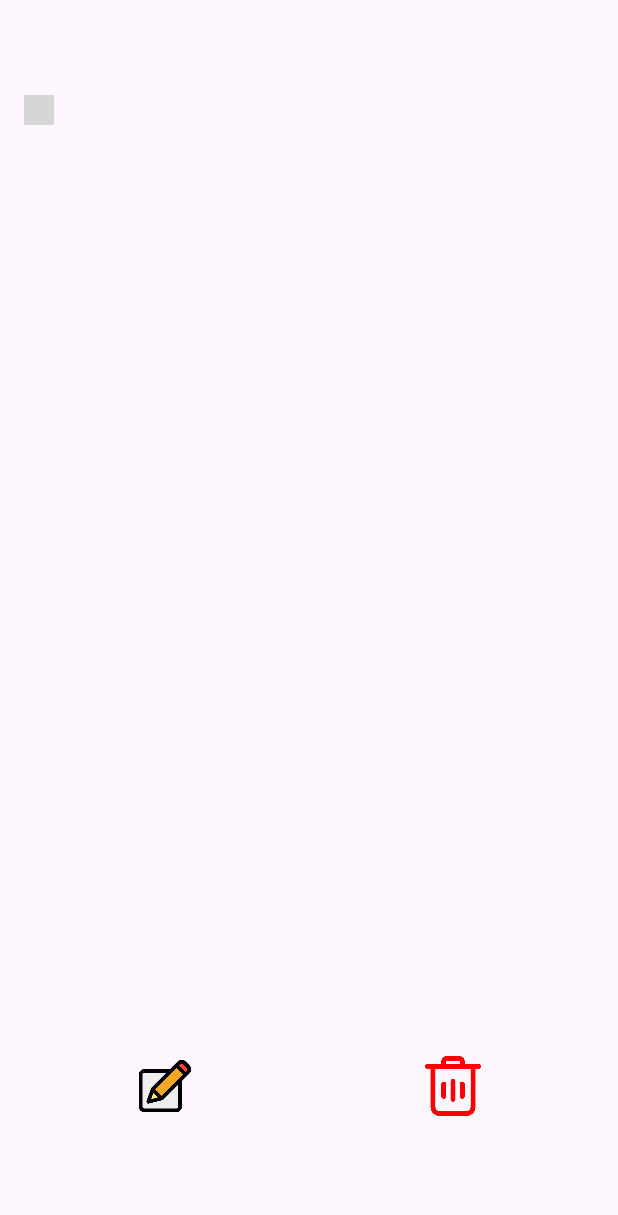
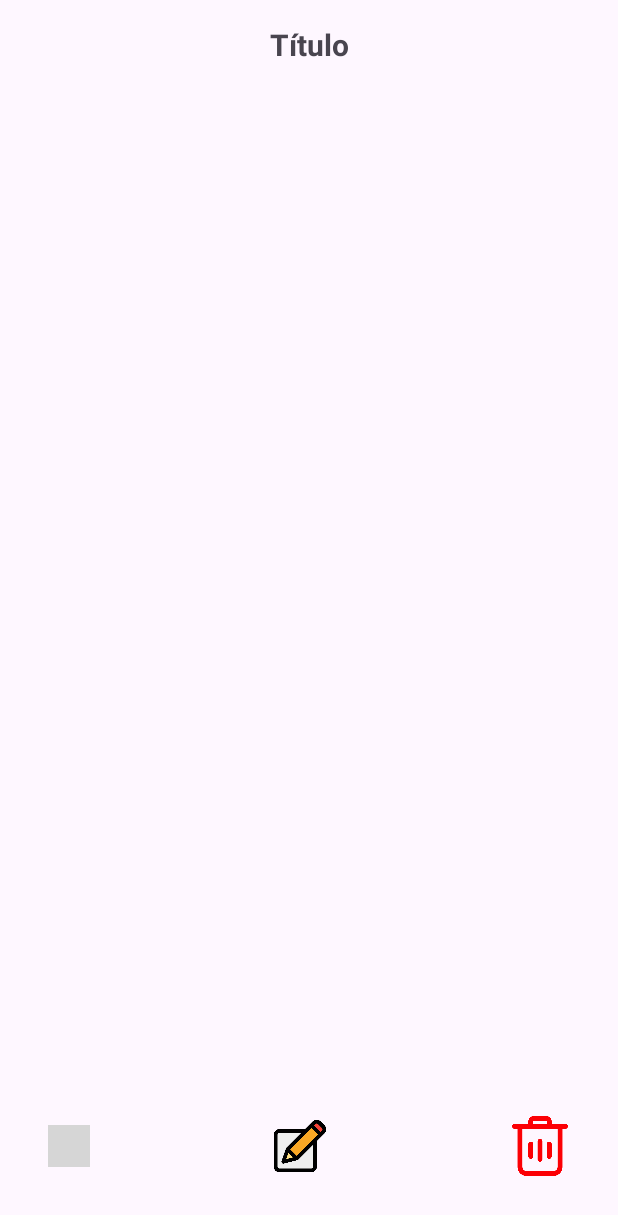
Before and after one commit to cleiton200/trabalho_faculdade, an Android app: the ItensDaListaActivity screen opened directly, with no data from a screen before it, on a phone screen of 412 x 824 dp. Shown: the top 1215 px of the screen. Run offline under Robolectric (Android 15) with nearby library versions, the phone set to English and light mode, and no system bars; our stand-ins replace Firebase (no records; nobody signed in at launch, a user with empty details on screens opened directly); grey boxes are pictures that could not be loaded.

Commit message:
Resolvido problema da sobreposição

```diff
--- a/app/src/main/java/ui/ItensDaListaActivity.kt
+++ b/app/src/main/java/ui/ItensDaListaActivity.kt
@@ -58,7 +58,7 @@ class ItensDaListaActivity : AppCompatActivity() {
             editarItemSelecionado()
         }
 
-        findViewById<ImageView>(R.id.iv_icone_exluir).setOnClickListener {
+        findViewById<ImageView>(R.id.iv_icone_excluir).setOnClickListener {
             excluirItensSelecionados()
         }
     }
--- a/app/src/main/res/layout/activity_itens_da_lista.xml
+++ b/app/src/main/res/layout/activity_itens_da_lista.xml
@@ -1,66 +1,82 @@
-<androidx.constraintlayout.widget.ConstraintLayout xmlns:android="http://schemas.android.com/apk/res/android"
+<androidx.constraintlayout.widget.ConstraintLayout
+    xmlns:android="http://schemas.android.com/apk/res/android"
     xmlns:app="http://schemas.android.com/apk/res-auto"
     android:layout_width="match_parent"
     android:layout_height="match_parent"
     android:padding="16dp">
 
-    <!-- Título da lista -->
+    <!-- Título -->
     <TextView
         android:id="@+id/tv_nome_da_lista"
         android:layout_width="0dp"
         android:layout_height="wrap_content"
-        android:textAlignment="center"
+        android:text="Título"
         android:textSize="20sp"
         android:textStyle="bold"
+        android:textAlignment="center"
         app:layout_constraintTop_toTopOf="parent"
         app:layout_constraintStart_toStartOf="parent"
         app:layout_constraintEnd_toEndOf="parent"
-        android:layout_marginBottom="16dp" />
+        android:layout_marginBottom="12dp"/>
 
-    <!-- RecyclerView com os itens -->
-    <androidx.recyclerview.widget.RecyclerView
-        android:id="@+id/recyclerViewItens"
-        android:layout_width="match_parent"
+    <!-- Footer com os dois ícones -->
+    <LinearLayout
+        android:id="@+id/footer_actions"
+        android:layout_width="0dp"
         android:layout_height="wrap_content"
-        app:layout_constraintTop_toBottomOf="@+id/tv_nome_da_lista"
+        android:orientation="horizontal"
+        android:gravity="center"
+        android:layout_marginBottom="24dp"
         app:layout_constraintStart_toStartOf="parent"
-        android:layout_marginTop="8dp"
-        android:layout_marginBottom="16dp" />
+        app:layout_constraintEnd_toEndOf="parent"
+        app:layout_constraintBottom_toBottomOf="parent">
 
-    <!-- Botão "+" centralizado no rodapé -->
+        <!-- Botão + flutuante (ancorado acima do footer) -->
         <ImageView
             android:id="@+id/ic_mais"
-        android:layout_width="20dp"
-        android:layout_height="20dp"
+            android:layout_width="28dp"
+            android:layout_height="28dp"
+            android:src="@drawable/icone_verde_sem_fundo"
             android:clickable="true"
             android:focusable="true"
-        android:src="@drawable/icone_verde_sem_fundo"
-        android:layout_marginTop="12dp"
-        app:layout_constraintTop_toBottomOf="@+id/recyclerViewItens"
-       />
+            android:layout_marginStart="60dp"
+            android:layout_marginEnd="60dp"
+            app:layout_constraintBottom_toTopOf="@id/footer_actions"
+            app:layout_constraintStart_toStartOf="parent"/>
 
         <ImageView
             android:id="@+id/iv_icone_editar"
             android:layout_width="40dp"
             android:layout_height="40dp"
             android:src="@drawable/icone_edicao"
+            android:layout_marginStart="60dp"
+            android:layout_marginEnd="60dp"
             android:clickable="true"
-        android:focusable="true"
-        app:layout_constraintBottom_toBottomOf="parent"
-        app:layout_constraintStart_toStartOf="parent"
-        android:layout_marginStart="74dp"
-        android:layout_marginBottom="64dp"
-        />
+            android:focusable="true"/>
+
         <ImageView
-    android:id="@+id/iv_icone_exluir"
+            android:id="@+id/iv_icone_excluir"
             android:layout_width="40dp"
             android:layout_height="40dp"
             android:src="@drawable/icone_excluir"
+            android:layout_marginStart="60dp"
+            android:layout_marginEnd="60dp"
             android:clickable="true"
-    android:focusable="true"
-    app:layout_constraintBottom_toBottomOf="parent"
-    app:layout_constraintEnd_toEndOf="parent"
-    android:layout_marginEnd="74dp"
-   android:layout_marginBottom="64dp"/>
+            android:focusable="true"/>
+    </LinearLayout>
+
+    <!-- RecyclerView: ocupa do título até o footer -->
+    <androidx.recyclerview.widget.RecyclerView
+        android:id="@+id/recyclerViewItens"
+        android:layout_width="0dp"
+        android:layout_height="0dp"
+        android:clipToPadding="false"
+        android:paddingTop="8dp"
+        android:paddingBottom="8dp"
+        app:layout_constraintTop_toBottomOf="@id/tv_nome_da_lista"
+        app:layout_constraintBottom_toTopOf="@id/footer_actions"
+        app:layout_constraintStart_toStartOf="parent"
+        app:layout_constraintEnd_toEndOf="parent"/>
+
 
 </androidx.constraintlayout.widget.ConstraintLayout>
--- a/gradle/libs.versions.toml
+++ b/gradle/libs.versions.toml
@@ -1,5 +1,5 @@
 [versions]
-agp = "8.8.2"
+agp = "8.12.0"
 kotlin = "1.9.24"
 coreKtx = "1.16.0"
 junit = "4.13.2"
```
Also changed, not shown: gradle/wrapper/gradle-wrapper.properties. Lines whose indentation alone changed are shown as unchanged.
